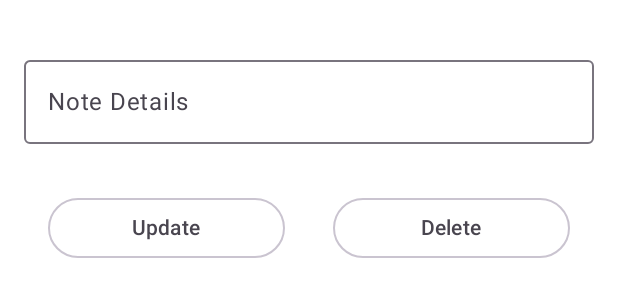
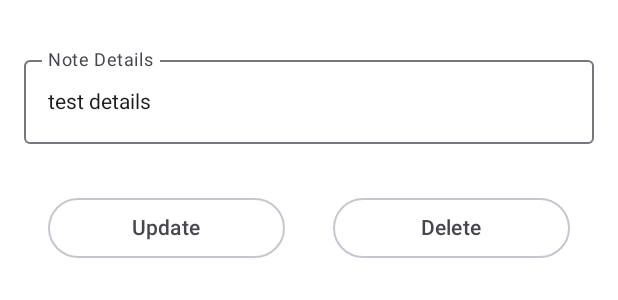
Before and after one commit to AhmedMaad/Banque-Misr-Intern-Projects-2024, an Android app built with Jetpack Compose: the @Preview function EditingNoteScreenPreview, on a phone screen of 412 x 824 dp. Shown: the top 300 px of the screen. Run offline under Robolectric (Android 15) with nearby library versions, the phone set to English and light mode, and no system bars.

Commit message:
receiving data to update and delete

```diff
--- a/Notes App/app/src/main/java/com/maad/notesapp/EditingNoteScreen.kt
+++ b/Notes App/app/src/main/java/com/maad/notesapp/EditingNoteScreen.kt
@@ -5,7 +5,6 @@ import androidx.compose.foundation.layout.Row
 import androidx.compose.foundation.layout.fillMaxSize
 import androidx.compose.foundation.layout.fillMaxWidth
 import androidx.compose.foundation.layout.padding
-import androidx.compose.material3.Button
 import androidx.compose.material3.OutlinedButton
 import androidx.compose.material3.OutlinedTextField
 import androidx.compose.material3.Text
@@ -19,16 +18,20 @@ import androidx.compose.ui.tooling.preview.Preview
 import androidx.compose.ui.unit.dp
 import androidx.navigation.NavController
 import androidx.navigation.compose.rememberNavController
-import com.maad.notesapp.database.Note
 
 @Composable
-fun EditingNoteScreen(note: Note, modifier: Modifier = Modifier, navController: NavController) {
+fun EditingNoteScreen(
+    id: Int,
+    noteDetails: String,
+    modifier: Modifier = Modifier,
+    navController: NavController
+) {
     Column(
         modifier = modifier
             .fillMaxSize()
             .padding(top = 32.dp, start = 16.dp, end = 16.dp)
     ) {
-        var details by remember { mutableStateOf("") }
+        var details by remember { mutableStateOf(noteDetails) }
 
         OutlinedTextField(
             value = details,
@@ -73,5 +76,5 @@ fun EditingNoteScreen(note: Note, modifier: Modifier = Modifier, navController:
 @Preview(showBackground = true)
 @Composable
 private fun EditingNoteScreenPreview() {
-    EditingNoteScreen(note = Note(1, "X"), navController = rememberNavController())
+    EditingNoteScreen(id = 2, noteDetails = "test details", navController = rememberNavController())
 }
```
Also changed, not shown: Notes App/app/src/main/java/com/maad/notesapp/HomeScreen.kt (+9 -6 lines), Notes App/app/src/main/java/com/maad/notesapp/routes/AppRoutes.kt (+11 -12 lines).
